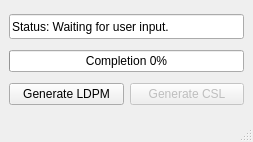
Qt form freecad/chronoConcrete/gui/ui/generation.ui (Concrete-Chrono-Development/chrono-preprocessor) before a commit.
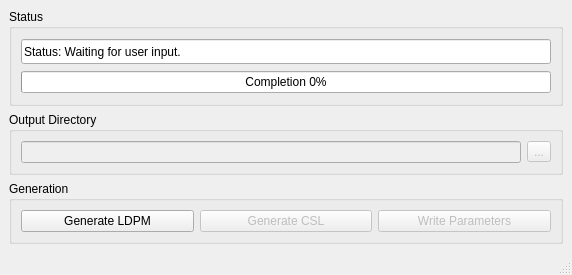
The same form after that commit.

Commit message: Building out gui and added other geometries

```diff
--- a/freecad/chronoConcrete/gui/ui/generation.ui
+++ b/freecad/chronoConcrete/gui/ui/generation.ui
@@ -6,8 +6,8 @@
    <rect>
     <x>0</x>
     <y>0</y>
-    <width>253</width>
-    <height>142</height>
+    <width>572</width>
+    <height>275</height>
    </rect>
   </property>
   <property name="sizePolicy">
@@ -38,11 +38,14 @@
      <height>0</height>
     </size>
    </property>
+   <layout class="QGridLayout" name="gridLayout_5">
+    <item row="0" column="0">
+     <widget class="QGroupBox" name="groupBox">
+      <property name="title">
+       <string>Status</string>
+      </property>
    <layout class="QGridLayout" name="gridLayout">
-    <property name="verticalSpacing">
-     <number>6</number>
-    </property>
-    <item row="1" column="0">
+       <item row="0" column="0">
      <widget class="QLineEdit" name="statusWindow">
       <property name="enabled">
        <bool>true</bool>
@@ -79,61 +82,7 @@
       </property>
      </widget>
     </item>
-    <item row="3" column="0">
-     <layout class="QHBoxLayout" name="horizontalLayout">
-      <property name="sizeConstraint">
-       <enum>QLayout::SetDefaultConstraint</enum>
-      </property>
-      <item>
-       <widget class="QPushButton" name="generateLDPM">
-        <property name="sizePolicy">
-         <sizepolicy hsizetype="Preferred" vsizetype="Fixed">
-          <horstretch>0</horstretch>
-          <verstretch>0</verstretch>
-         </sizepolicy>
-        </property>
-        <property name="minimumSize">
-         <size>
-          <width>100</width>
-          <height>20</height>
-         </size>
-        </property>
-        <property name="text">
-         <string>Generate LDPM</string>
-        </property>
-        <property name="autoDefault">
-         <bool>false</bool>
-        </property>
-       </widget>
-      </item>
-      <item>
-       <widget class="QPushButton" name="generateCSL">
-        <property name="enabled">
-         <bool>false</bool>
-        </property>
-        <property name="sizePolicy">
-         <sizepolicy hsizetype="Preferred" vsizetype="Fixed">
-          <horstretch>0</horstretch>
-          <verstretch>0</verstretch>
-         </sizepolicy>
-        </property>
-        <property name="minimumSize">
-         <size>
-          <width>100</width>
-          <height>20</height>
-         </size>
-        </property>
-        <property name="text">
-         <string>Generate CSL</string>
-        </property>
-        <property name="autoDefault">
-         <bool>false</bool>
-        </property>
-       </widget>
-      </item>
-     </layout>
-    </item>
-    <item row="2" column="0">
+       <item row="1" column="0">
      <widget class="QProgressBar" name="progressBar">
       <property name="sizePolicy">
        <sizepolicy hsizetype="Expanding" vsizetype="Fixed">
@@ -160,6 +109,127 @@
     </item>
    </layout>
   </widget>
+    </item>
+    <item row="1" column="0">
+     <widget class="QGroupBox" name="groupBox_2">
+      <property name="title">
+       <string>Output Directory</string>
+      </property>
+      <layout class="QGridLayout" name="gridLayout_2">
+       <item row="0" column="0">
+        <layout class="QHBoxLayout" name="horizontalLayout_2">
+         <item>
+          <widget class="QLineEdit" name="outputDir">
+           <property name="enabled">
+            <bool>false</bool>
+           </property>
+           <property name="readOnly">
+            <bool>false</bool>
+           </property>
+          </widget>
+         </item>
+         <item>
+          <widget class="QToolButton" name="readDirButton">
+           <property name="enabled">
+            <bool>false</bool>
+           </property>
+           <property name="text">
+            <string notr="true">...</string>
+           </property>
+          </widget>
+         </item>
+        </layout>
+       </item>
+      </layout>
+     </widget>
+    </item>
+    <item row="2" column="0">
+     <widget class="QGroupBox" name="groupBox_3">
+      <property name="title">
+       <string>Generation</string>
+      </property>
+      <layout class="QGridLayout" name="gridLayout_4">
+       <item row="0" column="0">
+        <layout class="QGridLayout" name="gridLayout_3">
+         <item row="0" column="0">
+          <widget class="QPushButton" name="generateLDPM">
+           <property name="sizePolicy">
+            <sizepolicy hsizetype="Preferred" vsizetype="Fixed">
+             <horstretch>0</horstretch>
+             <verstretch>0</verstretch>
+            </sizepolicy>
+           </property>
+           <property name="minimumSize">
+            <size>
+             <width>100</width>
+             <height>20</height>
+            </size>
+           </property>
+           <property name="text">
+            <string>Generate LDPM</string>
+           </property>
+           <property name="autoDefault">
+            <bool>false</bool>
+           </property>
+          </widget>
+         </item>
+         <item row="0" column="1">
+          <widget class="QPushButton" name="generateCSL">
+           <property name="enabled">
+            <bool>false</bool>
+           </property>
+           <property name="sizePolicy">
+            <sizepolicy hsizetype="Preferred" vsizetype="Fixed">
+             <horstretch>0</horstretch>
+             <verstretch>0</verstretch>
+            </sizepolicy>
+           </property>
+           <property name="minimumSize">
+            <size>
+             <width>100</width>
+             <height>20</height>
+            </size>
+           </property>
+           <property name="text">
+            <string>Generate CSL</string>
+           </property>
+           <property name="autoDefault">
+            <bool>false</bool>
+           </property>
+          </widget>
+         </item>
+         <item row="0" column="2">
+          <widget class="QPushButton" name="writePara">
+           <property name="enabled">
+            <bool>false</bool>
+           </property>
+           <property name="sizePolicy">
+            <sizepolicy hsizetype="Preferred" vsizetype="Fixed">
+             <horstretch>0</horstretch>
+             <verstretch>0</verstretch>
+            </sizepolicy>
+           </property>
+           <property name="minimumSize">
+            <size>
+             <width>100</width>
+             <height>20</height>
+            </size>
+           </property>
+           <property name="text">
+            <string>Write Parameters</string>
+           </property>
+           <property name="autoDefault">
+            <bool>false</bool>
+           </property>
+          </widget>
+         </item>
+        </layout>
+       </item>
+      </layout>
+     </widget>
+    </item>
+   </layout>
+  </widget>
   <widget class="QMenuBar" name="menubar">
    <property name="geometry">
     <rect>
```
Left out of the diff: 2 changed lines with no effect on the pictures. Lines whose indentation alone changed are shown as unchanged. The commit also changes 7 other files.
